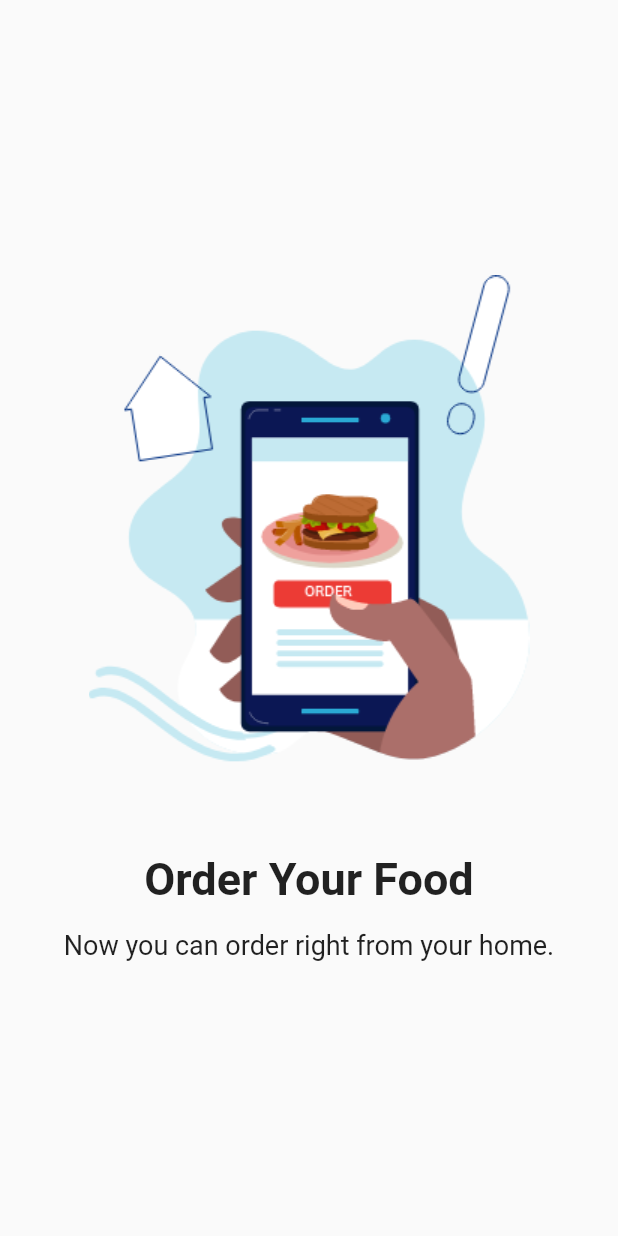
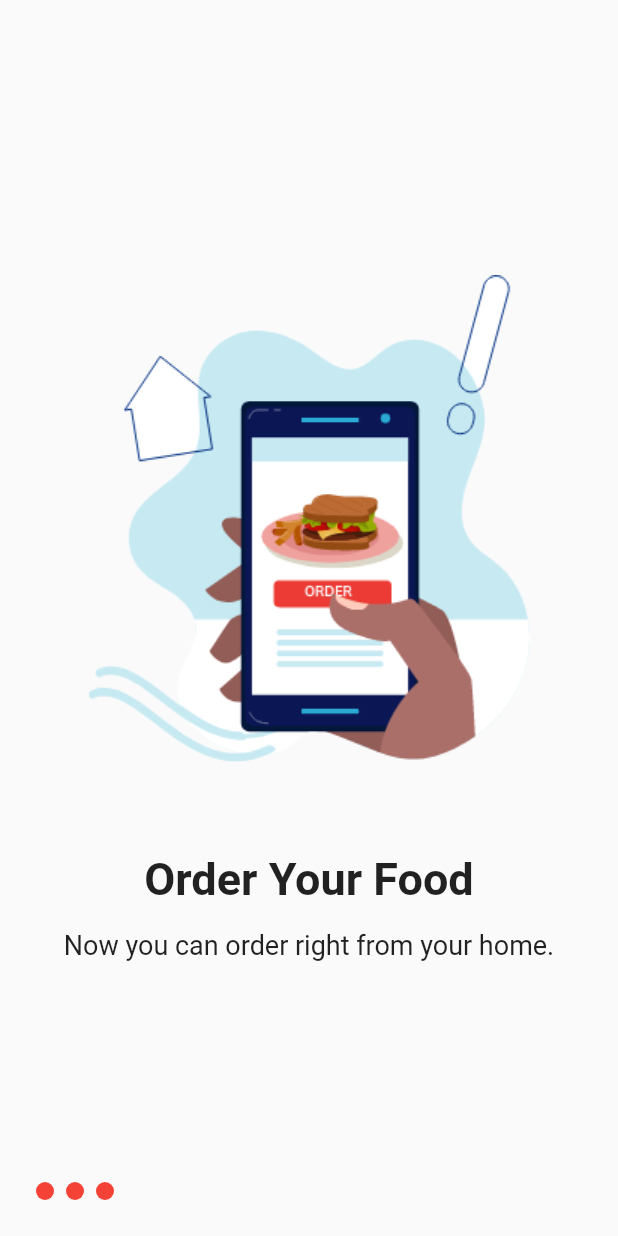
Before and after one commit to ilutsav/onboarding_demo, a Flutter app: the screen it shows after launch, on a phone screen of 412 x 824 dp. Run offline on Flutter 3.47's test engine with Material 2 defaults, Android fonts, the phone set to English and light mode, and no system bars.

Commit message:
ui completed

```diff
--- a/lib/models/onboarding_info.dart
+++ b/lib/models/onboarding_info.dart
@@ -1,7 +1,7 @@
 class OnBoardingInfo {
-  late final imageAsset;
-  late final title;
-  late final description;
+  late final String imageAsset;
+  late final String title;
+  late final String description;
 
   OnBoardingInfo(this.imageAsset, this.title, this.description);
 }
--- a/lib/views/onboarding_page.dart
+++ b/lib/views/onboarding_page.dart
@@ -8,7 +8,10 @@ class OnBoardingPage extends StatelessWidget {
   @override
   Widget build(BuildContext context) {
     return Scaffold(
-      body: PageView.builder(
+      body: SafeArea(
+        child: Stack(
+          children: [
+            PageView.builder(
                 itemCount: controller.onboardingPage.length,
                 itemBuilder: (context, index) {
                   return Container(
@@ -18,25 +21,44 @@ class OnBoardingPage extends StatelessWidget {
                         mainAxisAlignment: MainAxisAlignment.center,
                         crossAxisAlignment: CrossAxisAlignment.center,
                         children: [
-                    Image.asset(controller.onboardingPage[index].imageAsset),
-                    SizedBox(height: 60),
+                          Image.asset(
+                              controller.onboardingPage[index].imageAsset),
+                          const SizedBox(height: 60),
                           Text(
                             controller.onboardingPage[index].title,
                             textAlign: TextAlign.center,
-                      style:
-                          TextStyle(fontWeight: FontWeight.bold, fontSize: 30),
+                            style: const TextStyle(
+                                fontWeight: FontWeight.bold, fontSize: 30),
                           ),
-                    SizedBox(height: 16),
+                          const SizedBox(height: 16),
                           Text(
                             controller.onboardingPage[index].description,
                             textAlign: TextAlign.center,
-                      style: TextStyle(fontSize: 18),
+                            style: const TextStyle(fontSize: 18),
                           ),
                         ],
                       ),
                     ),
                   );
                 }),
+            Positioned(
+              bottom: 20,
+              left: 20,
+              child: Row(
+                children: List.generate(
+                    controller.onboardingPage.length,
+                    (index) => Container(
+                          margin: EdgeInsets.all(4),
+                          height: 12,
+                          width: 12,
+                          decoration: BoxDecoration(
+                              shape: BoxShape.circle, color: Colors.red),
+                        )),
+              ),
+            )
+          ],
+        ),
+      ),
     );
   }
 }
```
Lines whose indentation alone changed are shown as unchanged.
